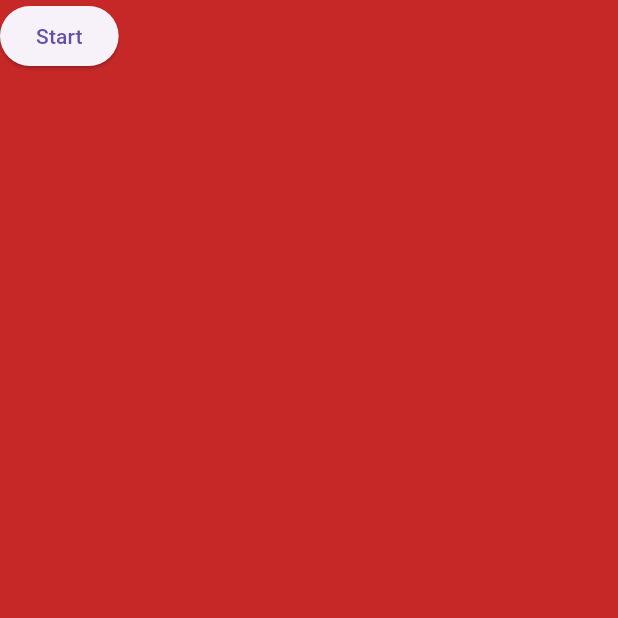
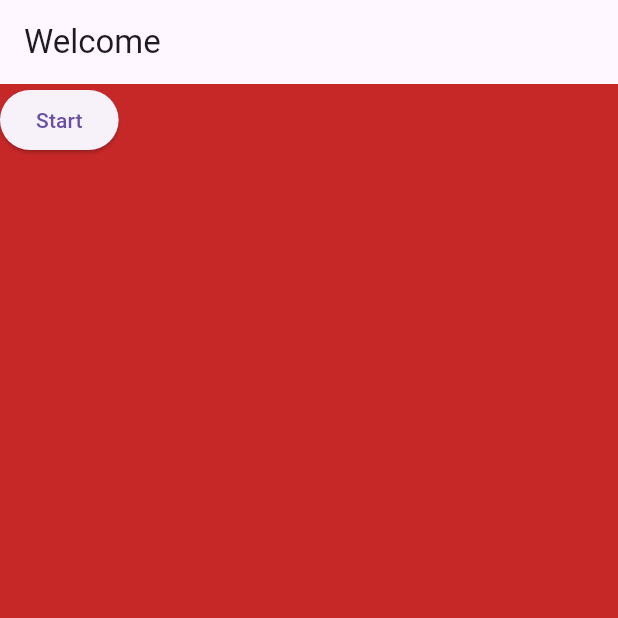
Before and after one commit to Vishalsingh1910/cooking_buddy, a Flutter app: the screen it shows after launch, on a phone screen of 412 x 824 dp, the top half of it. Run offline on Flutter 3.47's test engine with Material 3 defaults, Android fonts, the phone set to English and light mode, and no system bars.

Commit message:
today changes

```diff
--- a/lib/main.dart
+++ b/lib/main.dart
@@ -54,7 +54,7 @@ class WelcomeScreen extends StatelessWidget {
   @override
   Widget build(BuildContext context) {
     return Scaffold(
-      // appBar: AppBar(title: const Text('Welcome')),
+      appBar: AppBar(title: const Text('Welcome')),
       backgroundColor: Colors.red[800],
       body: Column(
         children: [
```
